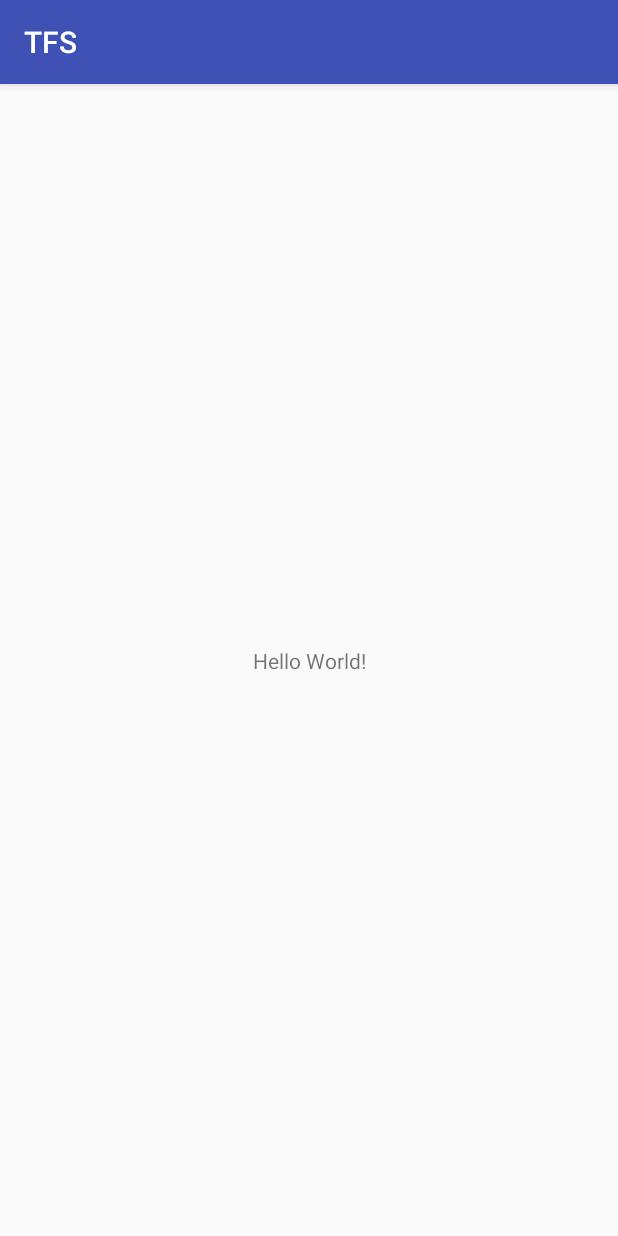
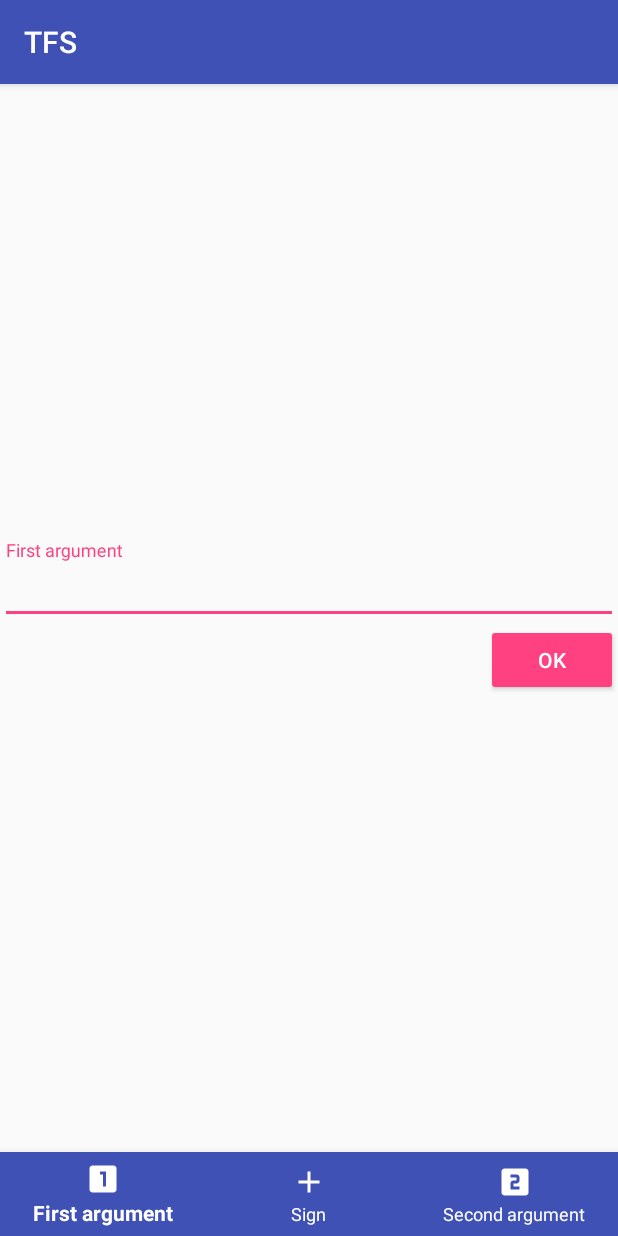
Before and after one commit to shmakova/TFS, an Android app: the screen it shows after launch (MainActivity), on a phone screen of 412 x 824 dp. Run offline under Robolectric (Android 15) with nearby library versions, the phone set to English and light mode, and no system bars.

Commit message:
HomeWork 3

```diff
--- a/app/build.gradle
+++ b/app/build.gradle
@@ -26,6 +26,8 @@ dependencies {
     implementation 'com.android.support:appcompat-v7:26.1.0'
     implementation 'com.android.support:support-compat:26.1.0'
     implementation 'com.android.support.constraint:constraint-layout:1.0.2'
+    implementation 'com.android.support:support-v4:26.1.0'
+    implementation 'com.android.support:design:26.1.0'
     testImplementation 'junit:junit:4.12'
     androidTestImplementation('com.android.support.test.espresso:espresso-core:3.0.1', {
         exclude group: 'com.android.support', module: 'support-annotations'
--- /dev/null
+++ b/app/src/main/java/ru/shmakova/tfs/FirstFragment.kt
@@ -0,0 +1,51 @@
+package ru.shmakova.tfs
+
+import android.content.Context
+import android.os.Bundle
+import android.support.v4.app.Fragment
+import android.view.LayoutInflater
+import android.view.View
+import android.view.ViewGroup
+import kotlinx.android.synthetic.main.fragment_first.*
+
+class FirstFragment : Fragment() {
+
+    private var listener: OnFirstArgumentSendListener? = null
+
+    interface OnFirstArgumentSendListener {
+        fun onFirstFragmentSend(arg: Double)
+    }
+
+    override fun onCreateView(inflater: LayoutInflater?, container: ViewGroup?,
+                              savedInstanceState: Bundle?): View? {
+        return inflater!!.inflate(R.layout.fragment_first, container, false)
+    }
+
+    override fun onViewCreated(view: View?, savedInstanceState: Bundle?) {
+        super.onViewCreated(view, savedInstanceState)
+        sendButton.setOnClickListener({
+            val text = editText.text.toString()
+            if (text.isNotEmpty()) {
+                listener!!.onFirstFragmentSend(text.toDouble())
+            }
+        })
+    }
+
+    override fun onAttach(context: Context?) {
+        super.onAttach(context)
+        if (context is OnFirstArgumentSendListener) {
+            listener = context
+        } else {
+            throw RuntimeException(context!!.toString() + " must implement OnFirstArgumentSendListener")
+        }
+    }
+
+    override fun onDetach() {
+        super.onDetach()
+        listener = null
+    }
+
+    companion object {
+        val TAG = "FirstFragment"
+    }
+}
--- a/app/src/main/java/ru/shmakova/tfs/MainActivity.kt
+++ b/app/src/main/java/ru/shmakova/tfs/MainActivity.kt
@@ -1,12 +1,87 @@
 package ru.shmakova.tfs
 
+import android.os.Bundle
+import android.support.v4.app.Fragment
 import android.support.v7.app.AppCompatActivity
-import android.os.Bundle
+import kotlinx.android.synthetic.main.activity_main.*
 
-class MainActivity : AppCompatActivity() {
+class MainActivity : AppCompatActivity(), FirstFragment.OnFirstArgumentSendListener,
+        SecondFragment.OnSecondArgumentSendListener, SignFragment.OnSignChooseListener {
+
+    private var firstArg: Double = 0.0
+    private var secondArg: Double = 0.0
+    private var sign: SignFragment.Sign? = null
 
     override fun onCreate(savedInstanceState: Bundle?) {
         super.onCreate(savedInstanceState)
         setContentView(R.layout.activity_main)
+
+        bottomNavigationView.setOnNavigationItemSelectedListener { item ->
+            when (item.itemId) {
+                R.id.action_first_arg -> backTo(FirstFragment.TAG)
+                R.id.action_sign -> backTo(SignFragment.TAG)
+                R.id.action_second_arg -> backTo(SecondFragment.TAG)
+            }
+            true
+        }
+
+        if (savedInstanceState == null) {
+            val fragment = FirstFragment()
+            supportFragmentManager
+                    .beginTransaction()
+                    .replace(R.id.fragmentContainer, fragment, FirstFragment.TAG)
+                    .commit()
+        }
+    }
+
+    override fun onFirstFragmentSend(arg: Double) {
+        firstArg = arg
+        val fragment = SignFragment()
+        replaceFragment(fragment, SignFragment.TAG)
+    }
+
+    override fun onSecondFragmentSend(arg: Double) {
+        secondArg = arg
+        val fragment = ResultFragment.newInstance(getResult())
+        replaceFragment(fragment, ResultFragment.TAG)
+    }
+
+    override fun onSignChoose(arg: SignFragment.Sign) {
+        sign = arg
+        val fragment = SecondFragment()
+        replaceFragment(fragment, SecondFragment.TAG)
+    }
+
+    private fun replaceFragment(fragment: Fragment, tag: String) {
+        supportFragmentManager
+                .beginTransaction()
+                .replace(R.id.fragmentContainer, fragment, tag)
+                .addToBackStack(tag)
+                .commit()
+    }
+
+    private fun backTo(tag: String) {
+        val fragment = supportFragmentManager.findFragmentByTag(tag)
+
+        if (fragment != null) {
+            for (i: Int in supportFragmentManager.backStackEntryCount - 1 downTo 0) {
+                val topTag = supportFragmentManager.getBackStackEntryAt(i).name
+                if (topTag == tag) {
+                    break
+                }
+                supportFragmentManager.popBackStackImmediate()
+            }
+        }
+    }
+
+    private fun getResult(): Double {
+        var result = 0.0
+        when (sign) {
+            SignFragment.Sign.MINUS -> result = firstArg - secondArg
+            SignFragment.Sign.PLUS -> result = firstArg + secondArg
+            SignFragment.Sign.DIVIDE -> result = firstArg / secondArg
+            SignFragment.Sign.MULTIPLY -> result = firstArg * secondArg
+        }
+        return result
     }
 }
--- /dev/null
+++ b/app/src/main/res/drawable/ic_add_black_24dp.xml
@@ -0,0 +1,9 @@
+<vector xmlns:android="http://schemas.android.com/apk/res/android"
+        android:width="24dp"
+        android:height="24dp"
+        android:viewportHeight="24.0"
+        android:viewportWidth="24.0">
+    <path
+        android:fillColor="#FF000000"
+        android:pathData="M19,13h-6v6h-2v-6H5v-2h6V5h2v6h6v2z"/>
+</vector>
--- /dev/null
+++ b/app/src/main/res/drawable/ic_looks_one_black_24dp.xml
@@ -0,0 +1,9 @@
+<vector xmlns:android="http://schemas.android.com/apk/res/android"
+        android:width="24dp"
+        android:height="24dp"
+        android:viewportHeight="24.0"
+        android:viewportWidth="24.0">
+    <path
+        android:fillColor="#FF000000"
+        android:pathData="M19,3L5,3c-1.1,0 -2,0.9 -2,2v14c0,1.1 0.9,2 2,2h14c1.1,0 2,-0.9 2,-2L21,5c0,-1.1 -0.9,-2 -2,-2zM14,17h-2L12,9h-2L10,7h4v10z"/>
+</vector>
--- /dev/null
+++ b/app/src/main/res/drawable/ic_looks_two_black_24dp.xml
@@ -0,0 +1,9 @@
+<vector xmlns:android="http://schemas.android.com/apk/res/android"
+        android:width="24dp"
+        android:height="24dp"
+        android:viewportHeight="24.0"
+        android:viewportWidth="24.0">
+    <path
+        android:fillColor="#FF000000"
+        android:pathData="M19,3L5,3c-1.1,0 -2,0.9 -2,2v14c0,1.1 0.9,2 2,2h14c1.1,0 2,-0.9 2,-2L21,5c0,-1.1 -0.9,-2 -2,-2zM15,11c0,1.11 -0.9,2 -2,2h-2v2h4v2L9,17v-4c0,-1.11 0.9,-2 2,-2h2L13,9L9,9L9,7h4c1.1,0 2,0.89 2,2v2z"/>
+</vector>
--- a/app/src/main/res/layout/activity_main.xml
+++ b/app/src/main/res/layout/activity_main.xml
@@ -1,19 +1,26 @@
 <?xml version="1.0" encoding="utf-8"?>
-<android.support.constraint.ConstraintLayout
+<LinearLayout
     xmlns:android="http://schemas.android.com/apk/res/android"
     xmlns:app="http://schemas.android.com/apk/res-auto"
     xmlns:tools="http://schemas.android.com/tools"
     android:layout_width="match_parent"
     android:layout_height="match_parent"
+    android:orientation="vertical"
     tools:context="ru.shmakova.tfs.MainActivity">
 
-    <TextView
-        android:layout_width="wrap_content"
+    <FrameLayout
+        android:id="@+id/fragmentContainer"
+        android:layout_width="match_parent"
+        android:layout_height="0dp"
+        android:layout_weight="1"/>
+
+    <android.support.design.widget.BottomNavigationView
+        android:id="@+id/bottomNavigationView"
+        android:layout_width="match_parent"
         android:layout_height="wrap_content"
-        android:text="Hello World!"
-        app:layout_constraintBottom_toBottomOf="parent"
-        app:layout_constraintLeft_toLeftOf="parent"
-        app:layout_constraintRight_toRightOf="parent"
-        app:layout_constraintTop_toTopOf="parent"/>
+        app:itemBackground="@color/colorPrimary"
+        app:itemIconTint="@color/white"
+        app:itemTextColor="@color/white"
+        app:menu="@menu/bottom_navigation_main"/>
 
-</android.support.constraint.ConstraintLayout>
+</LinearLayout>
--- /dev/null
+++ b/app/src/main/res/layout/fragment_first.xml
@@ -0,0 +1,31 @@
+<LinearLayout xmlns:android="http://schemas.android.com/apk/res/android"
+              xmlns:tools="http://schemas.android.com/tools"
+              android:layout_width="match_parent"
+              android:layout_height="match_parent"
+              android:gravity="center"
+              android:orientation="vertical"
+              tools:context="ru.shmakova.tfs.FirstFragment">
+
+    <android.support.design.widget.TextInputLayout
+        android:layout_width="match_parent"
+        android:layout_height="wrap_content">
+
+        <EditText
+            android:id="@+id/editText"
+            android:layout_width="match_parent"
+            android:layout_height="wrap_content"
+            android:ems="10"
+            android:hint="@string/first_arg"
+            android:inputType="numberDecimal"
+            tools:ignore="LabelFor"/>
+    </android.support.design.widget.TextInputLayout>
+
+    <Button
+        android:id="@+id/sendButton"
+        style="@style/Widget.AppCompat.Button.Colored"
+        android:layout_width="wrap_content"
+        android:layout_height="wrap_content"
+        android:layout_gravity="end"
+        android:text="@string/ok"/>
+
+</LinearLayout>
--- /dev/null
+++ b/app/src/main/res/menu/bottom_navigation_main.xml
@@ -0,0 +1,22 @@
+<?xml version="1.0" encoding="utf-8"?>
+<menu xmlns:android="http://schemas.android.com/apk/res/android"
+      xmlns:app="http://schemas.android.com/apk/res-auto">
+    <item
+        android:id="@+id/action_first_arg"
+        android:enabled="true"
+        android:icon="@drawable/ic_looks_one_black_24dp"
+        android:title="@string/first_arg"
+        app:showAsAction="ifRoom"/>
+    <item
+        android:id="@+id/action_sign"
+        android:enabled="true"
+        android:icon="@drawable/ic_add_black_24dp"
+        android:title="@string/sign"
+        app:showAsAction="ifRoom"/>
+    <item
+        android:id="@+id/action_second_arg"
+        android:enabled="true"
+        android:icon="@drawable/ic_looks_two_black_24dp"
+        android:title="@string/second_arg"
+        app:showAsAction="ifRoom"/>
+</menu>
--- a/app/src/main/res/values/colors.xml
+++ b/app/src/main/res/values/colors.xml
@@ -3,4 +3,5 @@
     <color name="colorPrimary">#3F51B5</color>
     <color name="colorPrimaryDark">#303F9F</color>
     <color name="colorAccent">#FF4081</color>
+    <color name="white">#ffffff</color>
 </resources>
--- a/app/src/main/res/values/strings.xml
+++ b/app/src/main/res/values/strings.xml
@@ -1,3 +1,11 @@
 <resources>
     <string name="app_name">TFS</string>
+    <string name="ok">OK</string>
+    <string name="first_arg">First argument</string>
+    <string name="sign">Sign</string>
+    <string name="second_arg">Second argument</string>
+    <string name="plus">+</string>
+    <string name="minus">-</string>
+    <string name="divide">/</string>
+    <string name="multiply">*</string>
 </resources>
--- a/build.gradle
+++ b/build.gradle
@@ -9,6 +9,7 @@ buildscript {
     dependencies {
         classpath 'com.android.tools.build:gradle:3.0.0-rc1'
         classpath "org.jetbrains.kotlin:kotlin-gradle-plugin:$kotlin_version"
+        classpath "org.jetbrains.kotlin:kotlin-android-extensions:$kotlin_version"
 
         // NOTE: Do not place your application dependencies here; they belong
         // in the individual module build.gradle files
```
Also changed, not shown: app/src/main/java/ru/shmakova/tfs/ResultFragment.kt (added, +43 -0 lines), app/src/main/java/ru/shmakova/tfs/SecondFragment.kt (added, +51 -0 lines), app/src/main/java/ru/shmakova/tfs/SignFragment.kt (added, +61 -0 lines), app/src/main/res/layout/fragment_result.xml (added, +14 -0 lines), app/src/main/res/layout/fragment_second.xml (added, +31 -0 lines), app/src/main/res/layout/fragment_sign.xml (added, +37 -0 lines).
